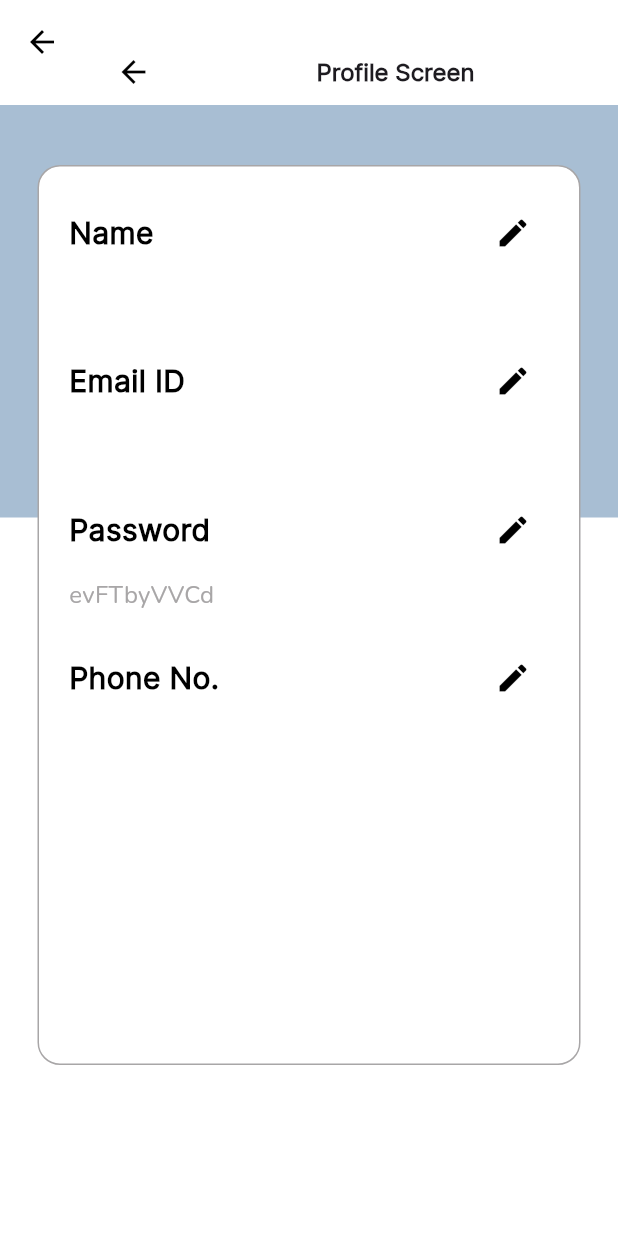
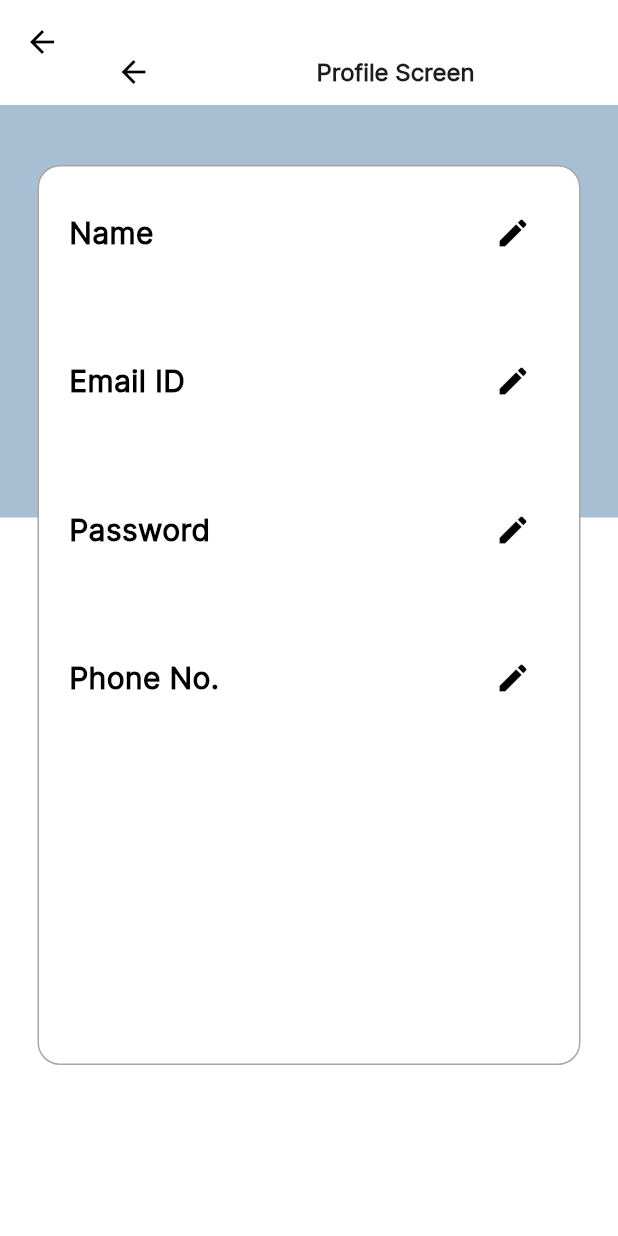
Before and after one commit to hardikkalia/dass-project, a Flutter app: the ProfileScreen screen opened directly, on a phone screen of 412 x 824 dp. Run offline on Flutter 3.47's test engine with Material 3 defaults, Android fonts, the phone set to English and light mode, and no system bars; our stand-ins replace pin_code_fields, shared_preferences; accounts and stored records are empty.

Commit message:
Fixed edit profile bug

```diff
--- a/code/cart_genie/lib/common/widgets/bottom_bar.dart
+++ b/code/cart_genie/lib/common/widgets/bottom_bar.dart
@@ -62,6 +62,7 @@ class _BottomBarState extends State<BottomBar> {
 
 
       ),
+
     );
   }
 }
--- a/code/cart_genie/lib/features/auth/screens/signin_screen.dart
+++ b/code/cart_genie/lib/features/auth/screens/signin_screen.dart
@@ -122,8 +122,6 @@ class _SignInScreenState extends State<SignInScreen> {
                           onTap: () {
                             if (_signInFormKey.currentState!.validate()) {
                               signInUser();
-
-
                             }
                           }),
                       const SizedBox(height: 20),
--- a/code/cart_genie/lib/features/auth/services/signin_service.dart
+++ b/code/cart_genie/lib/features/auth/services/signin_service.dart
@@ -2,6 +2,7 @@
 
 import "dart:convert";
 
+import "package:cart_genie/common/widgets/bottom_bar.dart";
 import "package:cart_genie/constants/error_handling.dart";
 import "package:cart_genie/constants/global_variables.dart";
 import "package:cart_genie/features/auth/screens/otp_screen.dart";
@@ -40,7 +41,7 @@ class SignInService {
           );
           Navigator.pushNamedAndRemoveUntil(
             context,
-            HomeScreen.routeName,
+            BottomBar.routeName,
             (route) => false,
           );
         },
--- a/code/cart_genie/lib/features/profile/screens/profile_screen.dart
+++ b/code/cart_genie/lib/features/profile/screens/profile_screen.dart
@@ -1,5 +1,6 @@
 // import 'dart:js';
 
+import 'package:cart_genie/common/widgets/bottom_bar.dart';
 import 'package:cart_genie/constants/global_variables.dart';
 import 'package:cart_genie/features/profile/services/edit_profile_service.dart';
 import 'package:cart_genie/features/profile/widgets/editprofile_text.dart';
@@ -167,7 +168,7 @@ class _ProfileScreenState extends State<ProfileScreen> {
                       if (_mode != Mode.passwordedit)
                         ProfileText(
                           text: 'Password',
-                          data: 'evFTbyVVCd',
+                          data: user.password,
                           icon: Icons.edit,
                           onPressed: () {
                             setState(() {
--- a/code/cart_genie/lib/features/profile/services/edit_profile_service.dart
+++ b/code/cart_genie/lib/features/profile/services/edit_profile_service.dart
@@ -1,3 +1,5 @@
+// ignore_for_file: use_build_context_synchronously
+
 import "dart:convert";
 
 import "package:cart_genie/constants/error_handling.dart";
--- a/code/cart_genie/lib/features/profile/widgets/profile_text.dart
+++ b/code/cart_genie/lib/features/profile/widgets/profile_text.dart
@@ -55,7 +55,7 @@ class ProfileText extends StatelessWidget {
             padding: const EdgeInsets.symmetric(horizontal: 20.0),
             child: Text(
               data,
-              style: TextStyle(
+              style: const TextStyle(
                 fontFamily: 'Nunito',
                 fontSize: 16.0,
                 fontWeight: FontWeight.normal,
--- a/code/cart_genie/lib/main.dart
+++ b/code/cart_genie/lib/main.dart
@@ -1,3 +1,4 @@
+import 'package:cart_genie/common/widgets/bottom_bar.dart';
 import 'package:cart_genie/constants/global_variables.dart';
 import 'package:cart_genie/features/auth/screens/signup_screen.dart';
 import 'package:cart_genie/features/auth/services/signin_service.dart';
@@ -48,7 +49,7 @@ class _MyAppState extends State<MyApp> {
       ),
       onGenerateRoute: (settings) => generateRoute(settings),
       home: Provider.of<UserProvider>(context).user.token.isNotEmpty
-          ? const HomeScreen()
+          ? const BottomBar()
           : const SignUpScreen(),
     );
   }
--- a/code/cart_genie/lib/providers/user_providers.dart
+++ b/code/cart_genie/lib/providers/user_providers.dart
@@ -19,4 +19,5 @@ class UserProvider extends ChangeNotifier {
     _user = user;
     notifyListeners();
   }
+
 }
--- a/code/cart_genie/lib/router.dart
+++ b/code/cart_genie/lib/router.dart
@@ -1,3 +1,4 @@
+import 'package:cart_genie/common/widgets/bottom_bar.dart';
 import 'package:cart_genie/features/auth/screens/signin_screen.dart';
 import 'package:cart_genie/features/auth/screens/signup_screen.dart';
 import 'package:cart_genie/features/home/screens/home_screen.dart';
@@ -20,6 +21,11 @@ Route<dynamic> generateRoute(RouteSettings routeSettings) {
         settings: routeSettings,
         builder: (_) => const HomeScreen(),
       );
+    case BottomBar.routeName:
+      return MaterialPageRoute(
+        settings: routeSettings,
+        builder: (_) => const BottomBar(),
+      );
     default:
       return MaterialPageRoute(
         settings: routeSettings,
```
Also changed, not shown: 1 other file.
